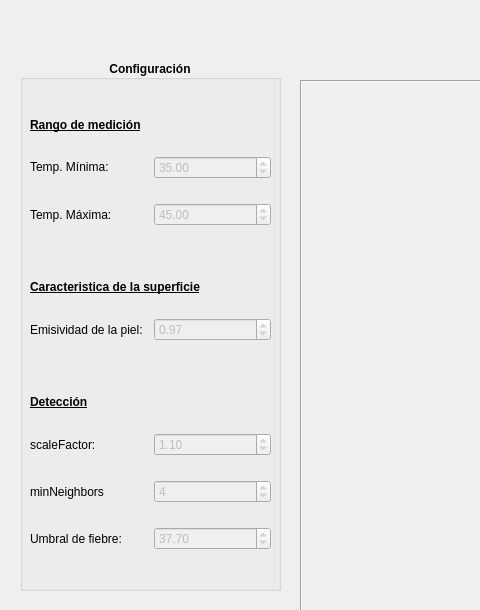
First picture: the form in gui.ui, repository harboleas/med_temp_ir, before the edit; both pictures show x 0 to 480 and y 0 to 610 of the 1124 by 714 pixel window.
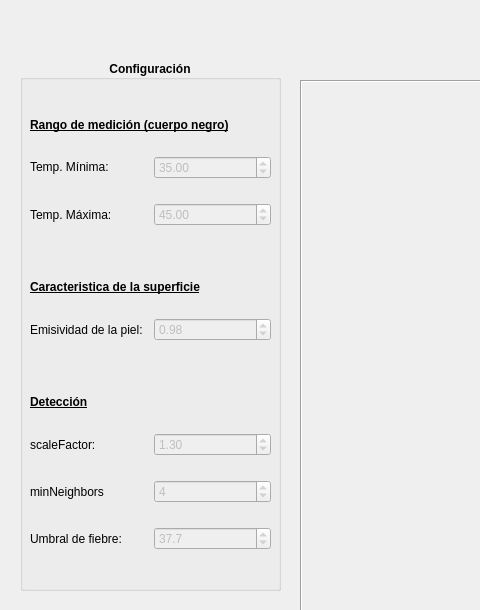
Second picture: the form after the edit.

What changed in the file:
```diff
--- a/gui.ui
+++ b/gui.ui
@@ -108,7 +108,7 @@
         </font>
        </property>
        <property name="text">
-        <string>Rango de medición</string>
+        <string>Rango de medición (cuerpo negro)</string>
        </property>
        <property name="alignment">
         <set>Qt::AlignLeading|Qt::AlignLeft|Qt::AlignVCenter</set>
@@ -257,7 +257,7 @@
           <double>0.010000000000000</double>
          </property>
          <property name="value">
-          <double>0.970000000000000</double>
+          <double>0.980000000000000</double>
          </property>
         </widget>
        </item>
@@ -336,7 +336,7 @@
           <double>0.010000000000000</double>
          </property>
          <property name="value">
-          <double>1.100000000000000</double>
+          <double>1.300000000000000</double>
          </property>
         </widget>
        </item>
@@ -407,6 +407,12 @@
            <bold>false</bold>
           </font>
          </property>
+         <property name="decimals">
+          <number>1</number>
+         </property>
+         <property name="singleStep">
+          <double>0.100000000000000</double>
+         </property>
          <property name="value">
           <double>37.700000000000003</double>
          </property>
```
Left out of the diff: 2 changed lines with no effect on the pictures.
